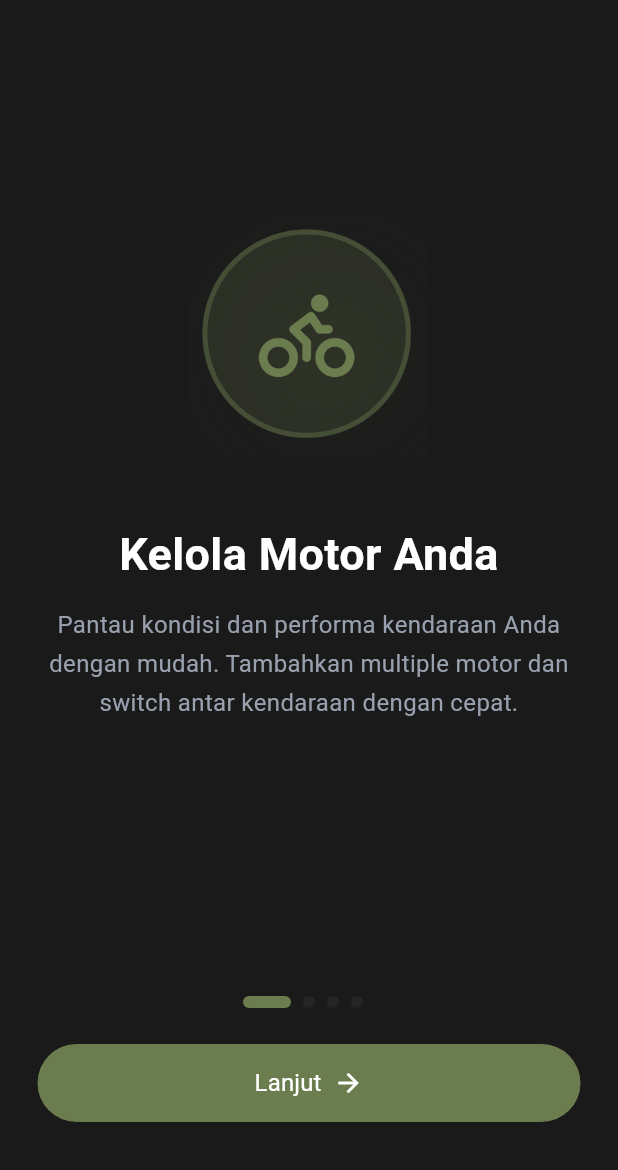
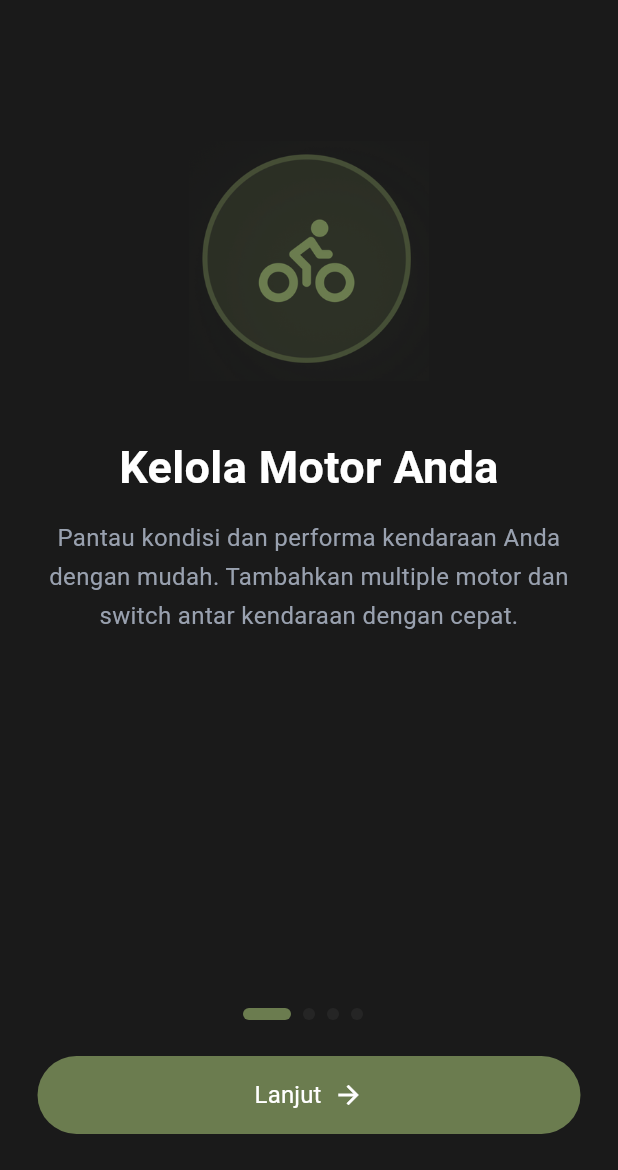
Before and after one commit to afikque23/TringGo-FE, a Flutter app: the screen it shows after launch, on a phone screen of 412 x 824 dp, the part 66-1236 px from its top. Run offline on Flutter 3.47's test engine with Material 3 defaults, Android fonts, the phone set to English and light mode, and no system bars; our stand-ins replace device_info_plus, firebase_core, firebase_messaging, fl_chart, flutter_local_notifications, flutter_map and 5 more; accounts and stored records are empty; Roboto replaces fonts that are missing (Arial).

Commit message:
konfigurasi untuk vps

```diff
--- /dev/null
+++ b/devtools_options.yaml
@@ -0,0 +1,3 @@
+description: This file stores settings for Dart & Flutter DevTools.
+documentation: https://docs.flutter.dev/tools/devtools/extensions#configure-extension-enablement-states
+extensions:
--- a/lib/core/network/api_config.dart
+++ b/lib/core/network/api_config.dart
@@ -14,7 +14,7 @@ class ApiConfig {
   // ========================================
 
   // PRODUCTION (VPS Rumahweb) ✅ AKTIF
-  static const String baseUrl = 'http://tringgo.site/api/v1/motorcycle';
+  static const String baseUrl = 'https://tringgo.site/api/v1/motorcycle';
 
   // EMULATOR (Default)
   // static const String baseUrl = 'http://10.0.2.2:8000/api/v1/motorcycle';
--- a/lib/core/utils/api_constants.dart
+++ b/lib/core/utils/api_constants.dart
@@ -4,8 +4,8 @@ class ApiConstants {
   // TODO: Ganti dengan URL backend Laravel Anda
   // Untuk emulator Android: http://10.0.2.2:8000
   // Untuk device fisik: http://YOUR_IP_ADDRESS:8000
-  // Untuk production: http://tringgo.site
-  static const String baseUrl = 'http://tringgo.site/api/v1/motorcycle';
+  // Untuk production: https://tringgo.site
+  static const String baseUrl = 'https://tringgo.site/api/v1/motorcycle';
 
   // Endpoints
   static const String deviceTokensRegister = '/device-tokens/register';
--- a/lib/features/onboarding/onboarding_1.dart
+++ b/lib/features/onboarding/onboarding_1.dart
@@ -15,10 +15,13 @@ class Onboarding1 extends StatelessWidget {
     return Scaffold(
       backgroundColor: colorScheme.surface,
       body: SafeArea(
-        child: Stack(
-          children: [
-            // Main Content
-            Padding(
+        child: LayoutBuilder(
+          builder: (context, constraints) {
+            return SingleChildScrollView(
+              child: ConstrainedBox(
+                constraints: BoxConstraints(minHeight: constraints.maxHeight),
+                child: IntrinsicHeight(
+                  child: Padding(
                     padding: const EdgeInsets.symmetric(horizontal: 25.0),
                     child: Column(
                       children: [
@@ -40,10 +43,10 @@ class Onboarding1 extends StatelessWidget {
                             ),
                           ),
                         ),
-                  const SizedBox(height: 130),
+                        const SizedBox(height: 80),
                         // Icon Container
                         _buildIconContainer(),
-                  const SizedBox(height: 48),
+                        const SizedBox(height: 40),
                         // Heading
                         Text(
                           l10n.onboarding1Title,
@@ -75,11 +78,14 @@ class Onboarding1 extends StatelessWidget {
                         const SizedBox(height: 24),
                         // Next Button
                         _buildNextButton(context),
-                  const SizedBox(height: 32),
+                        const SizedBox(height: 24),
                       ],
                     ),
                   ),
-          ],
+                ),
+              ),
+            );
+          },
         ),
       ),
     );
```
Also changed, not shown: lib/features/onboarding/onboarding_2.dart (+14 -8 lines), lib/features/onboarding/onboarding_3.dart (+14 -8 lines). Lines whose indentation alone changed are shown as unchanged.
